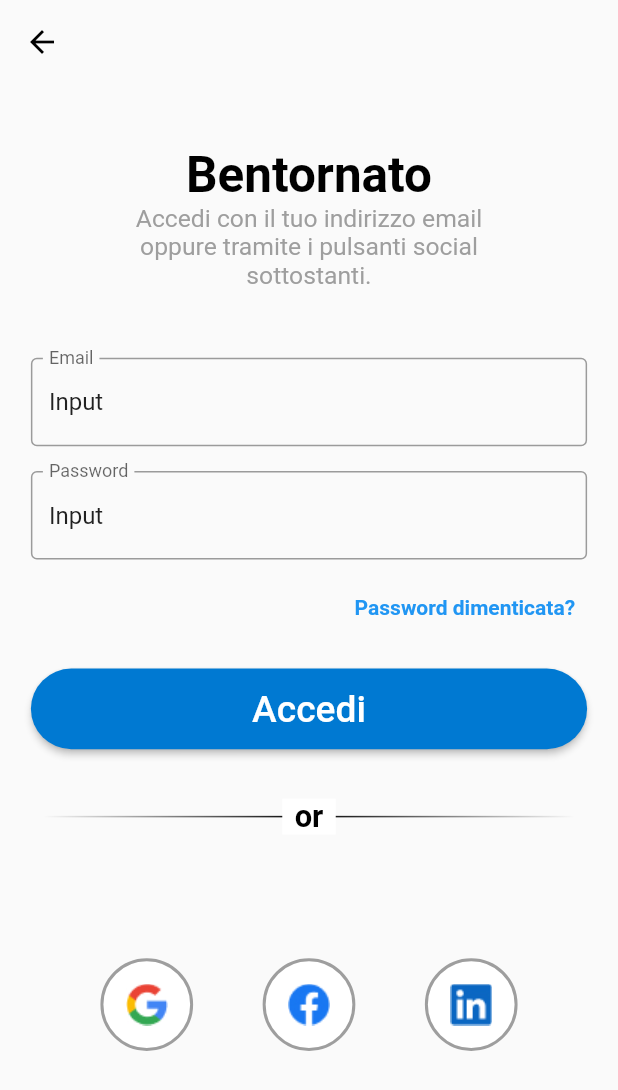
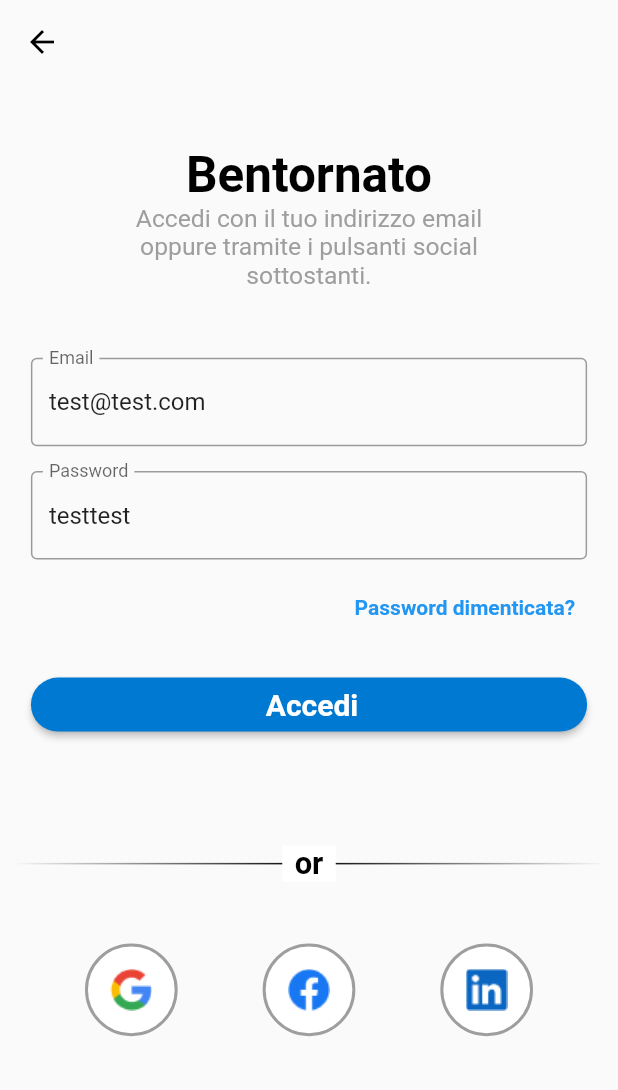
Before and after one commit to iTeach-App/mobile, a Flutter app: the screen it shows after launch, after a tap on "Accedi", on a phone screen of 412 x 824 dp. Shown: the top 1090 px of the screen. Run offline on Flutter 3.47's test engine with Material 2 defaults, Android fonts, the phone set to English and light mode, and no system bars; our stand-ins replace firebase_auth, firebase_core, flutter_spinkit; accounts and stored records are empty; network calls fail; project files that could hold a hidden picture were left out.

Commit message:
Create Auth service and add email login handling.

```diff
--- /dev/null
+++ b/lib/services/auth.dart
@@ -0,0 +1,22 @@
+import 'package:firebase_auth/firebase_auth.dart';
+
+class AuthService {
+  AuthService._privateConstructor();
+
+  static final AuthService instance = AuthService._privateConstructor();
+
+  factory AuthService() {
+    return instance;
+  }
+
+  /// Sign in with email and password
+  ///
+  /// Returns a [Future] that resolves to a [User] object
+  Future<User?> loginEmail(String email, String password) async {
+    return FirebaseAuth.instance.signInWithEmailAndPassword(
+      email: email,
+      password: password,
+    ).then((value) => value.user);
+  }
+
+}
--- a/lib/views/sign_in.dart
+++ b/lib/views/sign_in.dart
@@ -1,6 +1,9 @@
 import 'package:flutter/material.dart';
+import 'package:iteach/utils/form_validator.dart';
 import 'package:iteach/views/welcome_back.dart';
 import 'package:iteach/components/round_button.dart';
+
+import '../services/auth.dart';
 
 class SignInPage extends StatelessWidget {
   const SignInPage({Key? key}) : super(key: key);
@@ -65,68 +68,19 @@ class SignInPage extends StatelessWidget {
             ),
             Padding(
               padding: EdgeInsets.all(screenWidth * 0.05),
-              child: Column(
-                children: [
-                  TextFormField(
-                    initialValue: 'Input',
-                    decoration: const InputDecoration(
-                      labelText: 'Email',
-                      border: OutlineInputBorder(),
-                    ),
-                  ),
-                  SizedBox(height: screenHeight * 0.02),
-                  TextFormField(
-                    initialValue: 'Input',
-                    decoration: const InputDecoration(
-                      labelText: 'Password',
-                      border: OutlineInputBorder(),
-                    ),
-                  ),
-                  SizedBox(height: screenHeight * 0.01),
-                  Align(
-                    alignment: Alignment.centerRight,
-                    child: TextButton(
-                      onPressed: () {
-                        // Handle the "Password dimenticata?" action here
-                      },
-                      child: const Text(
-                        'Password dimenticata?',
-                        style: TextStyle(
-                          fontWeight: FontWeight.bold,
-                          color: Colors.blue,
-                        ),
-                      ),
-                    ),
-                  ),
-                  SizedBox(height: screenHeight * 0.02),
-                  SizedBox(
-                    width: double.infinity,
-                    child: ElevatedButton(
-                      onPressed: () {
-                        Navigator.push(
-                          context,
-                          MaterialPageRoute(builder: (context) => const WelcomeBackPage()),
-                        );
-                      },
-                      style: ElevatedButton.styleFrom(
-                        foregroundColor: Colors.white, backgroundColor: const Color(0xFF0079D2),
-                        shape: RoundedRectangleBorder(
-                          borderRadius: BorderRadius.circular(screenWidth * 0.15),
-                        ),
-                      ),
-                      child: Padding(
-                        padding: EdgeInsets.all(screenWidth * 0.03),
-                        child: Text('Accedi', style: TextStyle(fontSize: screenHeight * 0.03)),
-                      ),
-                    ),
-                  ),
-                  SizedBox(height: screenHeight * 0.04),
+              child: const SignInForm(),
+            ),
+            SizedBox(height: screenHeight * 0.02),
+            Padding(
+                padding: EdgeInsets.zero,
+                child: Column(children: [
                   Stack(
                     alignment: Alignment.center,
                     children: [
                       Container(
                         height: 1.0,
-                        margin: EdgeInsets.symmetric(horizontal: screenWidth * 0.02),
+                        margin: EdgeInsets.symmetric(
+                            horizontal: screenWidth * 0.02),
                         decoration: const BoxDecoration(
                           gradient: LinearGradient(
                             begin: Alignment.centerLeft,
@@ -141,7 +95,8 @@ class SignInPage extends StatelessWidget {
                       ),
                       Container(
                         color: Colors.white,
-                        padding: EdgeInsets.symmetric(horizontal: screenWidth * 0.02),
+                        padding: EdgeInsets.symmetric(
+                            horizontal: screenWidth * 0.02),
                         child: Text(
                           'or',
                           style: TextStyle(
@@ -153,7 +108,7 @@ class SignInPage extends StatelessWidget {
                       ),
                     ],
                   ),
-                  SizedBox(height: screenHeight * 0.10),
+                  SizedBox(height: screenHeight * 0.05),
                   Row(
                     mainAxisAlignment: MainAxisAlignment.spaceEvenly,
                     children: [
@@ -180,12 +135,139 @@ class SignInPage extends StatelessWidget {
                       ),
                     ],
                   ),
-                ],
-              ),
-            ),
+                ]))
           ],
         ),
       ),
     );
   }
 }
+
+class SignInForm extends StatefulWidget {
+  const SignInForm({super.key});
+
+  @override
+  State<SignInForm> createState() => _SignInFormState();
+}
+
+class _SignInFormState extends State<SignInForm> {
+  final _formKey = GlobalKey<FormState>();
+  final _emailController = TextEditingController(text: "test@test.com");
+  final _passwordController = TextEditingController(text: "testtest");
+  var loading = false;
+
+  void _submit() {
+    setState(() {
+      loading = true;
+    });
+    if (_formKey.currentState!.validate()) {
+      AuthService()
+          .loginEmail(
+            _emailController.text,
+            _passwordController.text,
+          )
+          .then((value) => {
+                if (value != null)
+                  {
+                    Navigator.push(
+                      context,
+                      MaterialPageRoute(
+                          builder: (context) => const WelcomeBackPage()),
+                    )
+                  }
+              })
+          .catchError((err) {
+        ScaffoldMessenger.of(context).showSnackBar(
+          SnackBar(
+            content: Text(err.toString()),
+            backgroundColor: Colors.red,
+          ),
+        );
+        return err;
+      }).whenComplete(() => setState(() {
+                loading = false;
+              }));
+    }
+  }
+
+  @override
+  Widget build(BuildContext context) {
+    final double screenWidth = MediaQuery.of(context).size.width;
+    final double screenHeight = MediaQuery.of(context).size.height;
+    return Form(
+      key: _formKey,
+      child: Column(
+        children: [
+          TextFormField(
+            controller: _emailController,
+            decoration: const InputDecoration(
+              labelText: 'Email',
+              border: OutlineInputBorder(),
+            ),
+            validator: (value) {
+              return FormValidation.emptyValidator(value, "Inserisci l'email");
+            },
+          ),
+          SizedBox(height: screenHeight * 0.02),
+          TextFormField(
+            controller: _passwordController,
+            decoration: const InputDecoration(
+              labelText: 'Password',
+              border: OutlineInputBorder(),
+            ),
+            validator: (value) {
+              return FormValidation.emptyValidator(
+                  value, 'Inserisci la password');
+            },
+          ),
+          SizedBox(height: screenHeight * 0.01),
+          Align(
+            alignment: Alignment.centerRight,
+            child: TextButton(
+              onPressed: () {
+                // Handle the "Password dimenticata?" action here
+              },
+              child: const Text(
+                'Password dimenticata?',
+                style: TextStyle(
+                  fontWeight: FontWeight.bold,
+                  color: Colors.blue,
+                ),
+              ),
+            ),
+          ),
+          SizedBox(height: screenHeight * 0.02),
+          SizedBox(
+            width: double.infinity,
+            child: ElevatedButton.icon(
+              onPressed: _submit,
+              style: ElevatedButton.styleFrom(
+                foregroundColor: Colors.white,
+                backgroundColor: const Color(0xFF0079D2),
+                shape: RoundedRectangleBorder(
+                  borderRadius: BorderRadius.circular(screenWidth * 0.15),
+                ),
+              ),
+              label: !loading
+                  ? const Text('Accedi',
+                      style:
+                          TextStyle(fontSize: 20, fontWeight: FontWeight.bold))
+                  : const SizedBox.shrink(),
+              icon: loading
+                  ? const SizedBox(
+                      height: 20,
+                      width: 20,
+                      child: CircularProgressIndicator(
+                        color: Colors.white,
+                        strokeWidth: 3,
+                      ),
+                    )
+                  : const SizedBox.shrink(),
+            ),
+          ),
+          SizedBox(height: screenHeight * 0.04),
+        ],
+      ),
+    );
+  }
+}
--- a/lib/views/welcome_back.dart
+++ b/lib/views/welcome_back.dart
@@ -1,3 +1,4 @@
+import 'package:firebase_auth/firebase_auth.dart';
 import 'package:flutter/material.dart';
 class WelcomeBackPage extends StatelessWidget {
   const WelcomeBackPage({super.key});
@@ -13,7 +14,7 @@ class WelcomeBackPage extends StatelessWidget {
           onPressed: () {
             Navigator.pop(context);
           },
-          child: const Text('Go back!'),
+          child: Text(FirebaseAuth.instance.currentUser!.email!),
         ),
       ),
     );
```
Also changed, not shown: lib/utils/form_validator.dart (added, +24 -0 lines).
